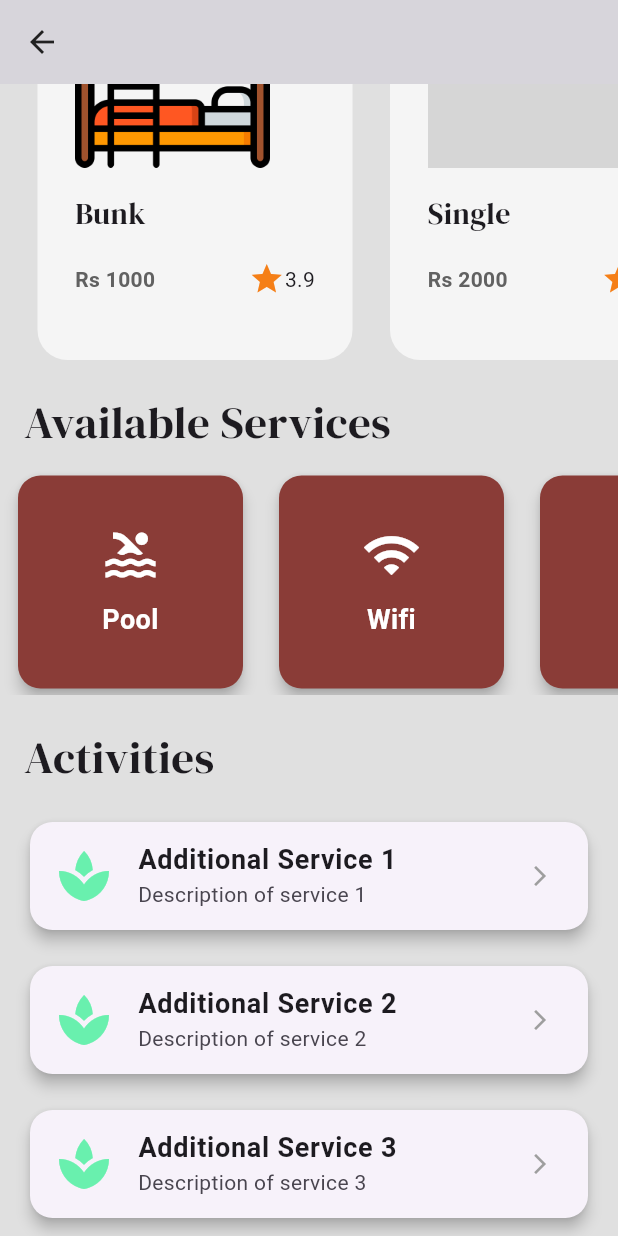
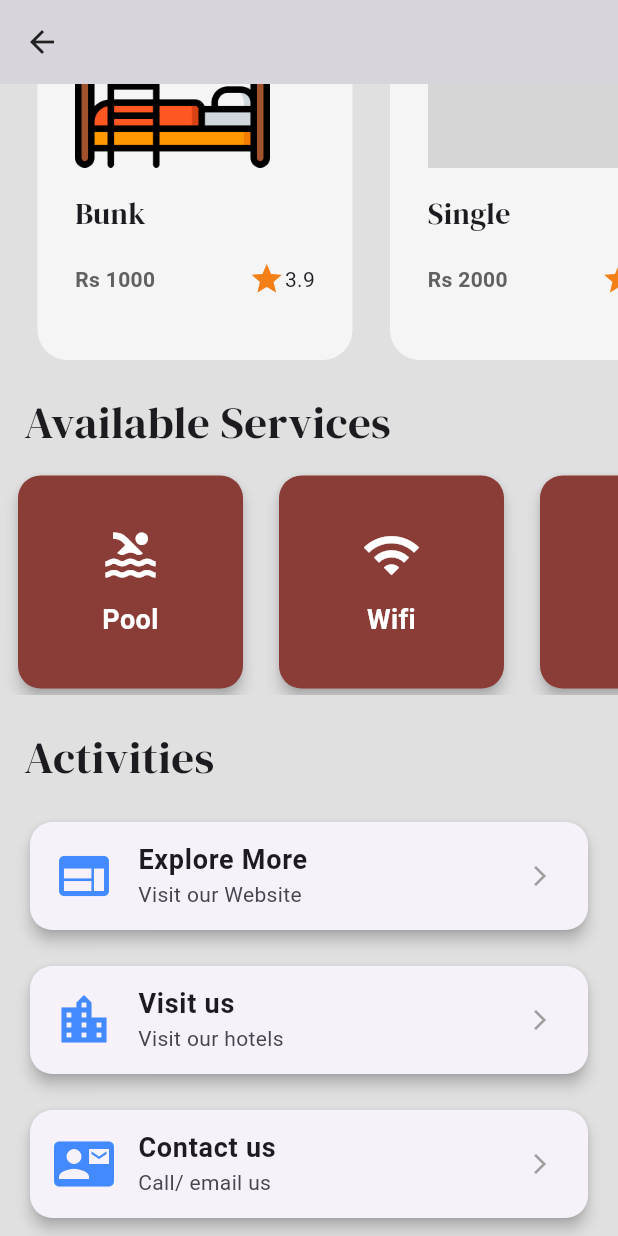
Before and after one commit to Mohit-Adhikari/Hotel-Management-, a Flutter app: the HotelDetailsPage screen opened directly with empty values, scrolled down 439 dp, on a phone screen of 412 x 824 dp. Run offline on Flutter 3.47's test engine with Material 3 defaults, Android fonts, the phone set to English and light mode, and no system bars; our stand-ins replace google_fonts; grey boxes are pictures that could not be loaded.

Commit message:
added activites in hotel detail page

```diff
--- /dev/null
+++ b/lib/models/activities.dart
@@ -0,0 +1,15 @@
+import 'package:flutter/material.dart';
+
+class Activities {
+  String name;
+  String description;
+  Icon icon;
+
+  Activities(
+      {required this.name, required this.description, required this.icon});
+
+  // Updated or removed the private getters based on use case
+  String get _name => this.name; // If needed (optional)
+  String get _description => this.description;
+  Icon get _icon => this.icon; // If needed (optional)
+}
--- a/lib/pages/hotel_details_page.dart
+++ b/lib/pages/hotel_details_page.dart
@@ -1,6 +1,7 @@
 import 'package:flutter/material.dart';
 import 'package:google_fonts/google_fonts.dart';
 import 'package:hotel_management/components/roomtiles.dart';
+import 'package:hotel_management/models/activities.dart';
 import 'package:hotel_management/models/rooms.dart';
 import 'package:hotel_management/models/services.dart';
 import 'package:hotel_management/themes/colors.dart';
@@ -37,6 +38,20 @@ class _HotelDetailsPageState extends State<HotelDetailsPage> {
     Services(icon: Icon(Icons.pool), name: 'Pool'),
     Services(icon: Icon(Icons.wifi), name: 'Wifi'),
     Services(icon: Icon(Icons.ac_unit), name: 'AC'),
+  ];
+  List activities = [
+    Activities(
+        name: 'Explore More',
+        description: 'Visit our Website',
+        icon: Icon(Icons.web)),
+    Activities(
+        name: 'Visit us',
+        description: 'Visit our hotels',
+        icon: Icon(Icons.location_city)),
+    Activities(
+        name: 'Contact us',
+        description: 'Call/ email us',
+        icon: Icon(Icons.contact_mail)),
   ];
   @override
   Widget build(BuildContext context) {
@@ -184,17 +199,17 @@ class _HotelDetailsPageState extends State<HotelDetailsPage> {
                     elevation: 4,
                     child: ListTile(
                       leading: Icon(
-                        Icons.spa,
+                        activities[index].icon.icon,
                         size: 40,
-                        color: Colors.greenAccent,
+                        color: Colors.blueAccent,
                       ),
                       title: Text(
-                        "Additional Service ${index + 1}",
+                        activities[index].name,
                         style: TextStyle(
                             fontSize: 18, fontWeight: FontWeight.bold),
                       ),
                       subtitle: Text(
-                        "Description of service ${index + 1}",
+                        activities[index].description,
                         style: TextStyle(fontSize: 14),
                       ),
                       trailing: Icon(
```
